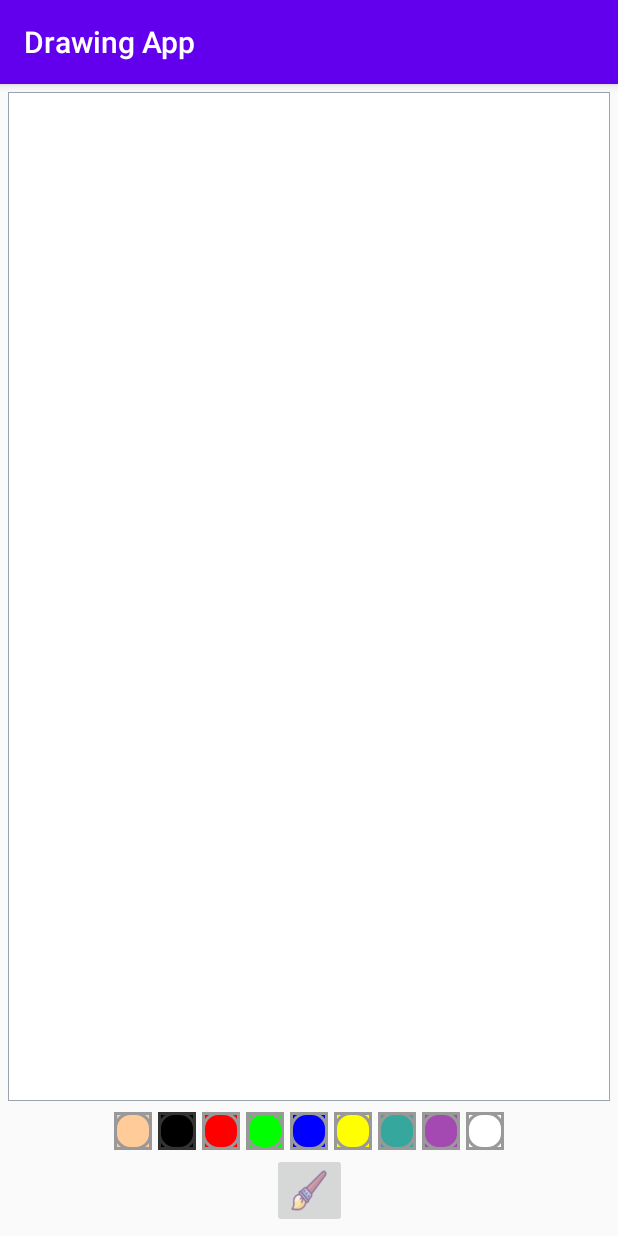
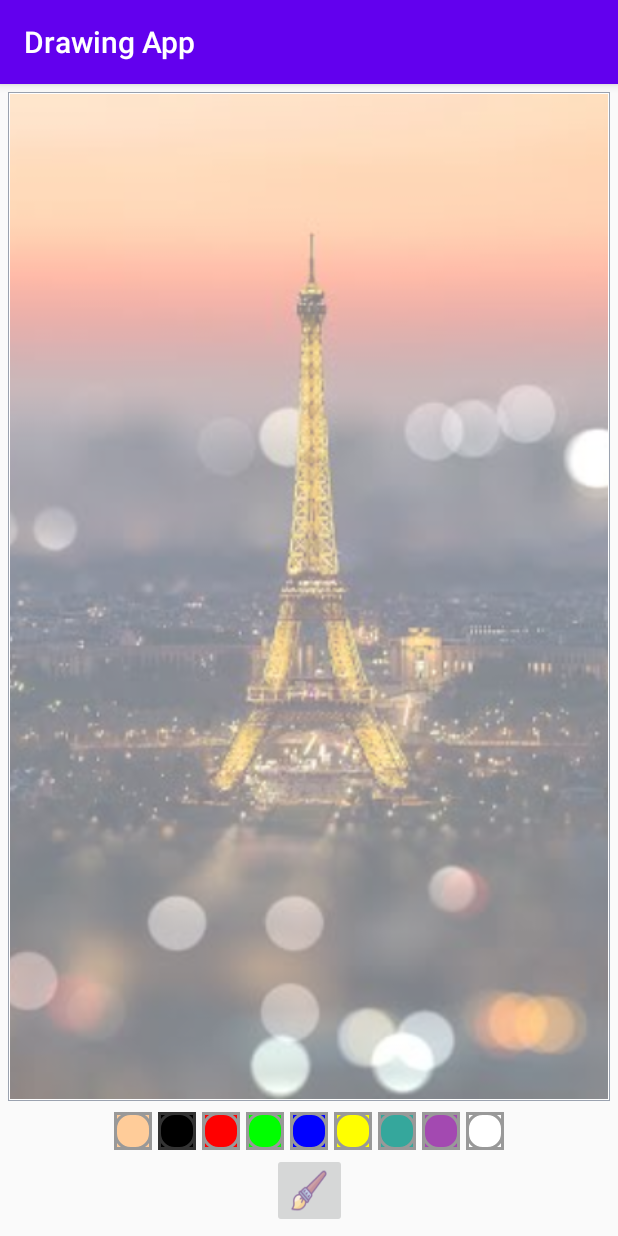
Before and after one commit to christinayuanita/Drawing-App, an Android app: the screen it shows after launch (MainActivity), on a phone screen of 412 x 824 dp. Run offline under Robolectric (Android 15) with nearby library versions, the phone set to English and light mode, and no system bars.

Commit message:
add background image

```diff
--- a/app/src/main/res/layout/activity_main.xml
+++ b/app/src/main/res/layout/activity_main.xml
@@ -6,24 +6,41 @@
     android:layout_height="match_parent"
     tools:context=".MainActivity">
 
-    <com.example.drawingapp.DrawingView
-        android:id="@+id/drawing_view"
+    <FrameLayout
+        android:id="@+id/drawing_view_container"
         android:layout_width="0dp"
         android:layout_height="0dp"
         android:layout_margin="5dp"
-        android:layout_marginBottom="80dp"
+        android:padding="1dp"
         android:background="@drawable/background_drawing_view_layout"
         app:layout_constraintTop_toTopOf="parent"
+        app:layout_constraintRight_toRightOf="parent"
         app:layout_constraintLeft_toLeftOf="parent"
-        app:layout_constraintRight_toRightOf="parent"
-        app:layout_constraintBottom_toTopOf="@id/paintColors"/>
+        app:layout_constraintBottom_toTopOf="@id/paintColors">
+
+        <ImageView
+            android:id="@+id/backgroundImg"
+            android:scaleType="centerCrop"
+            android:contentDescription="background_image"
+            android:src="@drawable/image"
+            android:layout_width="match_parent"
+            android:layout_height="match_parent"/>
+
+        <com.example.drawingapp.DrawingView
+            android:id="@+id/drawing_view"
+            android:layout_width="match_parent"
+            android:layout_height="match_parent"
+            android:background="#80FFFFFF"
+            />
+
+    </FrameLayout>
 
     <LinearLayout
         android:id="@+id/paintColors"
         android:layout_width="wrap_content"
         android:layout_height="wrap_content"
         android:orientation="horizontal"
-        app:layout_constraintTop_toBottomOf="@id/drawing_view"
+        app:layout_constraintTop_toBottomOf="@id/drawing_view_container"
         app:layout_constraintLeft_toLeftOf="parent"
         app:layout_constraintRight_toRightOf="parent"
         app:layout_constraintBottom_toTopOf="@id/brushBtn">
```
Also changed, not shown: app/src/main/res/drawable/image.jpg (added).
